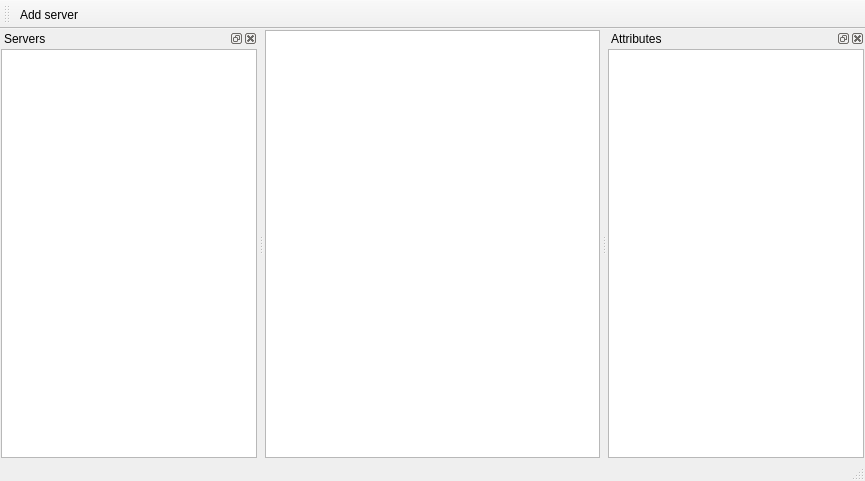
Before: the Qt Designer form src/mainwindow.ui in syyyr/shvspy, drawn with Qt 5.
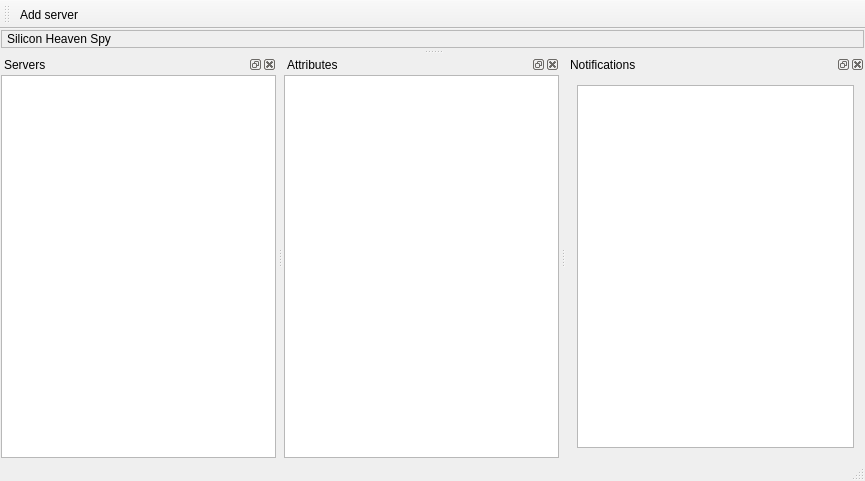
After: the same form once the commit is applied. Icons and pictures are not drawn. Custom widgets are drawn as their Qt base class.

```diff
--- a/src/mainwindow.ui
+++ b/src/mainwindow.ui
@@ -14,6 +14,12 @@
    <string>Silicon Heaven Spy</string>
   </property>
   <widget class="QWidget" name="centralWidget">
+   <property name="sizePolicy">
+    <sizepolicy hsizetype="Preferred" vsizetype="Maximum">
+     <horstretch>0</horstretch>
+     <verstretch>0</verstretch>
+    </sizepolicy>
+   </property>
    <layout class="QVBoxLayout" name="verticalLayout_3">
     <property name="spacing">
      <number>1</number>
@@ -31,10 +37,37 @@
      <number>1</number>
     </property>
     <item>
-     <widget class="QTableView" name="tblSubscriptions">
-      <property name="contextMenuPolicy">
-       <enum>Qt::ActionsContextMenu</enum>
+     <widget class="QFrame" name="frame">
+      <property name="frameShape">
+       <enum>QFrame::StyledPanel</enum>
       </property>
+      <property name="frameShadow">
+       <enum>QFrame::Raised</enum>
+      </property>
+      <layout class="QHBoxLayout" name="horizontalLayout">
+       <property name="spacing">
+        <number>5</number>
+       </property>
+       <property name="leftMargin">
+        <number>5</number>
+       </property>
+       <property name="topMargin">
+        <number>1</number>
+       </property>
+       <property name="rightMargin">
+        <number>5</number>
+       </property>
+       <property name="bottomMargin">
+        <number>1</number>
+       </property>
+       <item>
+        <widget class="QLabel" name="label">
+         <property name="text">
+          <string>Silicon Heaven Spy</string>
+         </property>
+        </widget>
+       </item>
+      </layout>
      </widget>
     </item>
    </layout>
@@ -64,7 +97,7 @@
     <string>Servers</string>
    </property>
    <attribute name="dockWidgetArea">
-    <number>1</number>
+    <number>8</number>
    </attribute>
    <widget class="QWidget" name="dockServersContents">
     <layout class="QVBoxLayout" name="verticalLayout">
@@ -104,7 +137,7 @@
     <string>Attributes</string>
    </property>
    <attribute name="dockWidgetArea">
-    <number>2</number>
+    <number>8</number>
    </attribute>
    <widget class="QWidget" name="dockPropertiesContents">
     <layout class="QVBoxLayout" name="verticalLayout_2">
@@ -136,6 +169,24 @@
     </layout>
    </widget>
   </widget>
+  <widget class="QDockWidget" name="dockNotifications">
+   <property name="allowedAreas">
+    <set>Qt::BottomDockWidgetArea</set>
+   </property>
+   <property name="windowTitle">
+    <string>Notifications</string>
+   </property>
+   <attribute name="dockWidgetArea">
+    <number>8</number>
+   </attribute>
+   <widget class="QWidget" name="dockWidgetContents">
+    <layout class="QVBoxLayout" name="verticalLayout_4">
+     <item>
+      <widget class="QPlainTextEdit" name="plainTextEdit"/>
+     </item>
+    </layout>
+   </widget>
+  </widget>
   <action name="actAddServer">
    <property name="icon">
     <iconset resource="../shvspy.qrc">
```
Left out of the diff: 9 changed lines with no effect on the pictures.
